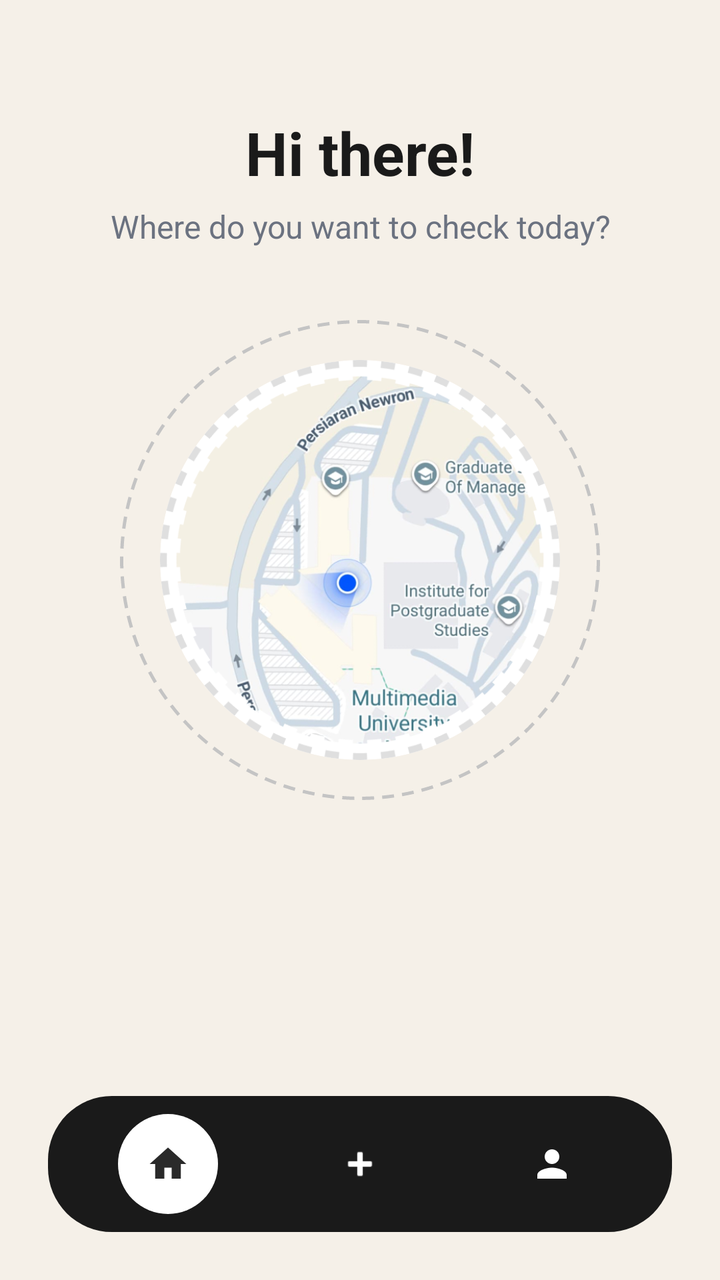
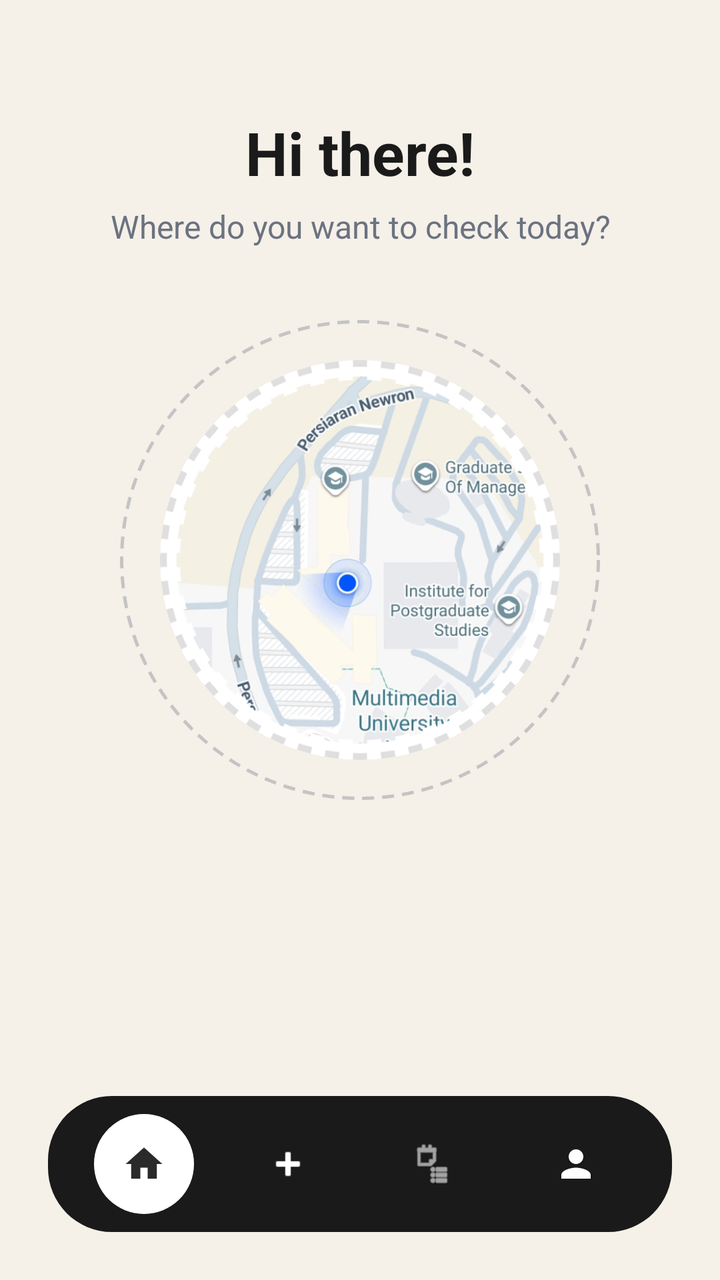

The first picture is an Android layout as it rendered before a commit; the second is the same layout after the commit. The layout source and the unified diff follow.
<!-- AndroidManifest.xml: application theme Theme.Hackathon -->
<!-- res/layout/activity_main.xml -->
<?xml version="1.0" encoding="utf-8"?>
<LinearLayout xmlns:android="http://schemas.android.com/apk/res/android"
    xmlns:app="http://schemas.android.com/apk/res-auto"
    android:layout_width="match_parent"
    android:layout_height="match_parent"
    android:orientation="vertical"
    android:background="#F5F0E8">

    
    <LinearLayout
        android:layout_width="match_parent"
        android:layout_height="0dp"
        android:layout_weight="1"
        android:orientation="vertical"
        android:padding="24dp">

        
        <TextView
            android:layout_width="match_parent"
            android:layout_height="wrap_content"
            android:text="Hi there!"
            android:textSize="30sp"
            android:textStyle="bold"
            android:textColor="#1A1A1A"
            android:gravity="center"
            android:layout_marginTop="32dp"
            android:layout_marginBottom="6dp" />

        <TextView
            android:layout_width="match_parent"
            android:layout_height="wrap_content"
            android:text="Where do you want to check today?"
            android:textSize="16sp"
            android:textColor="#6B7280"
            android:gravity="center"
            android:layout_marginBottom="36dp" />

        
        <FrameLayout
            android:layout_width="240dp"
            android:layout_height="240dp"
            android:layout_gravity="center_horizontal"
            android:layout_marginBottom="32dp">

            <View
                android:layout_width="match_parent"
                android:layout_height="match_parent"
                android:background="@drawable/dashed_circle" />

            <androidx.cardview.widget.CardView
                android:layout_width="200dp"
                android:layout_height="200dp"
                android:layout_gravity="center"
                app:cardCornerRadius="100dp"
                app:cardElevation="0dp">

                <ImageView
                    android:id="@+id/mapPreviewImage"
                    android:layout_width="match_parent"
                    android:layout_height="match_parent"
                    android:scaleType="centerCrop"
                    android:src="@drawable/map_preview"
                    android:clickable="true"
                    android:focusable="true"
                    android:foreground="?attr/selectableItemBackground"
                    android:contentDescription="Map preview" />

            </androidx.cardview.widget.CardView>

        </FrameLayout>

        
        <View
            android:layout_width="match_parent"
            android:layout_height="0dp"
            android:layout_weight="1" />



    </LinearLayout>

    
    <LinearLayout
        android:layout_width="match_parent"
        android:layout_height="68dp"
        android:layout_marginStart="24dp"
        android:layout_marginEnd="24dp"
        android:layout_marginBottom="24dp"
        android:orientation="horizontal"
        android:background="@drawable/navbar_pill_bg"
        android:paddingStart="12dp"
        android:paddingEnd="12dp"
        android:gravity="center_vertical">

        
        <FrameLayout
            android:id="@+id/navHome"
            android:layout_width="0dp"
            android:layout_height="50dp"
            android:layout_weight="1"
            android:layout_gravity="center">

            <View
                android:id="@+id/bubbleHome"
                android:layout_width="50dp"
                android:layout_height="50dp"
                android:layout_gravity="center"
                android:background="@drawable/nav_bubble"
                android:visibility="visible" />

            <ImageView
                android:id="@+id/iconHome"
                android:layout_width="22dp"
                android:layout_height="22dp"
                android:layout_gravity="center"
                android:src="@drawable/ic_home"
                app:tint="#2A2A2A"
                android:contentDescription="Home" />
        </FrameLayout>


        
        <FrameLayout
            android:id="@+id/navReport"
            android:layout_width="0dp"
            android:layout_height="50dp"
            android:layout_weight="1"
            android:layout_gravity="center">

            <View
                android:id="@+id/bubbleReport"
                android:layout_width="50dp"
                android:layout_height="50dp"
                android:layout_gravity="center"
                android:background="@drawable/nav_bubble"
                android:visibility="invisible" />

            <ImageView
                android:id="@+id/iconReport"
                android:layout_width="22dp"
                android:layout_height="22dp"
                android:layout_gravity="center"
                android:src="@android:drawable/ic_input_add"
                app:tint="#FFFFFF"
                android:contentDescription="Report" />
        </FrameLayout>

        
        <FrameLayout
            android:id="@+id/navProfile"
            android:layout_width="0dp"
            android:layout_height="50dp"
            android:layout_weight="1"
            android:layout_gravity="center">

            <View
                android:id="@+id/bubbleProfile"
                android:layout_width="50dp"
                android:layout_height="50dp"
                android:layout_gravity="center"
                android:background="@drawable/nav_bubble"
                android:visibility="invisible" />

            <ImageView
                android:id="@+id/iconProfile"
                android:layout_width="22dp"
                android:layout_height="22dp"
                android:layout_gravity="center"
                android:src="@drawable/ic_profile"
                app:tint="#FFFFFF"
                android:contentDescription="Profile" />
        </FrameLayout>

    </LinearLayout>

</LinearLayout>
<!-- resources referenced by this layout -->
<resources>
  <!-- drawable dashed_circle (drawable) -->
  <?xml version="1.0" encoding="utf-8"?>
  <shape xmlns:android="http://schemas.android.com/apk/res/android"
      android:shape="oval">
      <stroke
          android:width="1.5dp"
          android:color="#C4C4C4"
          android:dashWidth="6dp"
          android:dashGap="4dp" />
  </shape>
  <!-- drawable ic_home (drawable) -->
  <vector xmlns:android="http://schemas.android.com/apk/res/android"
      android:width="24dp"
      android:height="24dp"
      android:viewportWidth="24"
      android:viewportHeight="24">
  
      <path
          android:fillColor="#FFFFFFFF"
          android:pathData="M10,20v-6h4v6h5v-8h3L12,3 2,12h3v8z" />
  
  </vector>
  <!-- drawable ic_profile (drawable) -->
  <?xml version="1.0" encoding="utf-8"?>
  <vector xmlns:android="http://schemas.android.com/apk/res/android"
      android:width="24dp"
      android:height="24dp"
      android:viewportWidth="24"
      android:viewportHeight="24">
      <path
          android:fillColor="#FF000000"
          android:pathData="M12,12c2.21,0 4,-1.79 4,-4s-1.79,-4 -4,-4 -4,1.79 -4,4 1.79,4 4,4zM12,14c-2.67,0 -8,1.34 -8,4v2h16v-2c0,-2.66 -5.33,-4 -8,-4z" />
  </vector>
  <!-- drawable map_preview: png bitmap (drawable, 284723 bytes) -->
  <!-- drawable nav_bubble (drawable) -->
  <?xml version="1.0" encoding="utf-8"?>
  <shape xmlns:android="http://schemas.android.com/apk/res/android"
      android:shape="oval">
      <solid android:color="#FFFFFF" />
  </shape>
  <!-- drawable navbar_pill_bg (drawable) -->
  <?xml version="1.0" encoding="utf-8"?>
  <shape xmlns:android="http://schemas.android.com/apk/res/android"
      android:shape="rectangle">
      <solid android:color="#1A1A1A" />
      <corners android:radius="32dp" />
  </shape>
  <style name="Theme.Hackathon" parent="Base.Theme.Hackathon" />
  <style name="Base.Theme.Hackathon" parent="Theme.Material3.DayNight.NoActionBar">
          
          
      </style>
</resources>

<!-- the commit's change to res/layout/activity_main.xml (unified diff, before → after) -->
@@ -144,6 +144,31 @@
                 app:tint="#FFFFFF"
                 android:contentDescription="Report" />
         </FrameLayout>
+        <FrameLayout
+            android:id="@+id/navMyReports"
+            android:layout_width="0dp"
+            android:layout_height="50dp"
+            android:layout_weight="1"
+            android:layout_gravity="center">
+
+            <View
+                android:id="@+id/bubbleMyReports"
+                android:layout_width="50dp"
+                android:layout_height="50dp"
+                android:layout_gravity="center"
+                android:background="@drawable/nav_bubble"
+                android:visibility="invisible" />
+
+            <ImageView
+                android:id="@+id/iconMyReports"
+                android:layout_width="22dp"
+                android:layout_height="22dp"
+                android:layout_gravity="center"
+                android:src="@android:drawable/ic_menu_agenda"
+                app:tint="#FFFFFF"
+                android:contentDescription="My Reports" />
+        </FrameLayout>
+
 
         
         <FrameLayout
